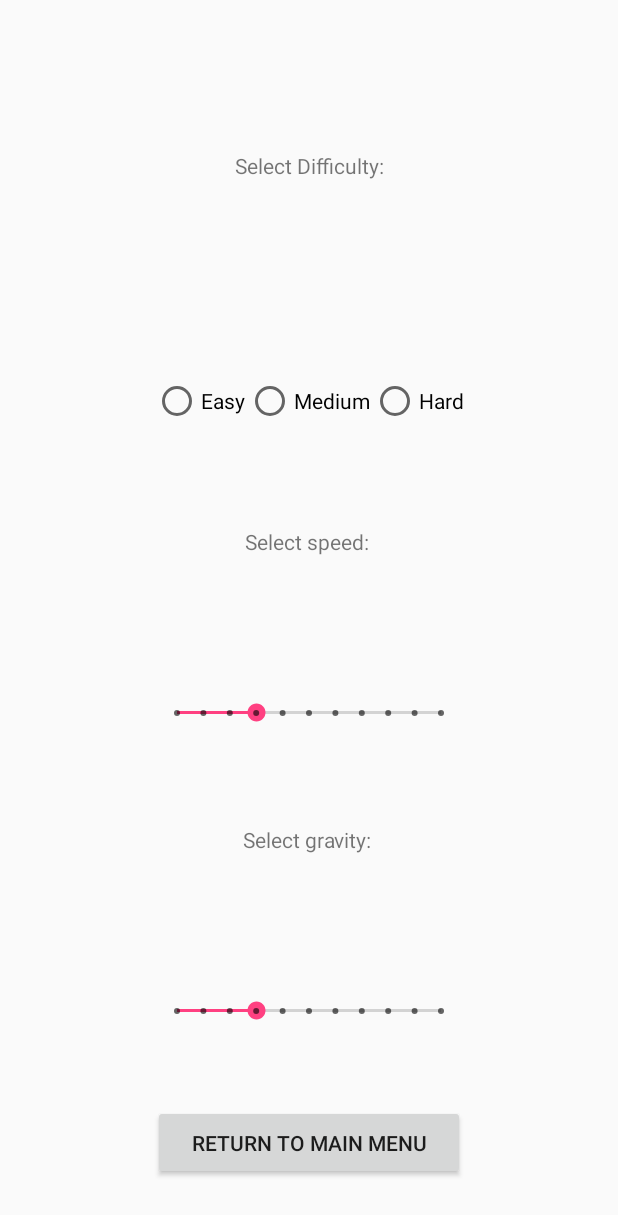
After one commit to septianrazi/SpaceCrusaders, an Android app: the OptionsActivity screen opened directly, with no data from a screen before it, on a phone screen of 412 x 824 dp. The commit adds this screen. Shown: the top 1215 px of the screen. Run offline under Robolectric (Android 15) with nearby library versions, the phone set to English and light mode, and no system bars.

Commit message:
Made the options button in main menu functional

```diff
--- a/app/src/main/AndroidManifest.xml
+++ b/app/src/main/AndroidManifest.xml
@@ -18,6 +18,7 @@
         </activity>
         <activity android:name=".GameActivity"></activity>
         <activity android:name=".InstructionsActivity"></activity>
+        <activity android:name=".OptionsActivity"></activity>
     </application>
 
 </manifest>
--- a/app/src/main/java/com/example/comp2100/retrogame2018s1/MainMenuActivity.java
+++ b/app/src/main/java/com/example/comp2100/retrogame2018s1/MainMenuActivity.java
@@ -37,6 +37,12 @@ public class MainMenuActivity extends AppCompatActivity {
              }
          });
 
+         button_options.setOnClickListener(new View.OnClickListener() {
+             @Override
+             public void onClick(View view) {
+                 startActivity(new Intent(MainMenuActivity.this, OptionsActivity.class));
+             }
+         });
 
         button_exit.setOnClickListener(new View.OnClickListener() {
             public void onClick(View v) {
--- /dev/null
+++ b/app/src/main/java/com/example/comp2100/retrogame2018s1/OptionsActivity.java
@@ -0,0 +1,23 @@
+package com.example.comp2100.retrogame2018s1;
+
+import android.os.Bundle;
+import android.support.v7.app.AppCompatActivity;
+import android.view.View;
+import android.widget.Button;
+
+public class OptionsActivity extends AppCompatActivity {
+
+    @Override
+    protected void onCreate(Bundle savedInstances){
+        super.onCreate(savedInstances);
+        setContentView(R.layout.activity_options);
+
+        final Button button_return_2 = findViewById(R.id.btn_returnFromOptions);
+        button_return_2.setOnClickListener(new View.OnClickListener() {
+            @Override
+            public void onClick(View view) {
+                System.exit(0);
+            }
+        });
+    }
+}
--- a/app/src/main/res/layout/activity_instructions.xml
+++ b/app/src/main/res/layout/activity_instructions.xml
@@ -17,6 +17,7 @@
         android:layout_marginStart="24dp"
         android:layout_marginTop="24dp"
         android:text="\n \n \n \n How to start the game: \n Begin the game by tapping anywhere on the screen. \n \n How to play: \n You can only control the jumping of the spaceship. You can jump by tapping anywhere on the screen. Two consecutive taps  imply double the height. No tapping would result in a fall downwards due to gravity. \n \n Goal of the game: \n The aim of the game is to avoid all the obstructions by jumping strategially. If the player touches the obstacle, the game is over. This is an infinite game and hence, the real goal is to get as high a score as possible."
+        android:gravity="center_horizontal"
         app:layout_constraintBottom_toTopOf="@+id/btn_return"
         app:layout_constraintEnd_toEndOf="parent"
         app:layout_constraintStart_toStartOf="parent"
--- a/app/src/main/res/layout/activity_main_menu.xml
+++ b/app/src/main/res/layout/activity_main_menu.xml
@@ -55,6 +55,7 @@
             android:layout_height="wrap_content"
             android:fontFamily="casual"
             android:text="Welcome to Space Invaders 2!"
+            android:gravity="center_horizontal"
             android:textSize="24sp"
             android:visibility="visible"
             tools:text="Welcome to Space Invaders 2!" />
--- /dev/null
+++ b/app/src/main/res/layout/activity_options.xml
@@ -0,0 +1,148 @@
+<?xml version="1.0" encoding="utf-8"?>
+<android.support.constraint.ConstraintLayout xmlns:android="http://schemas.android.com/apk/res/android"
+    xmlns:app="http://schemas.android.com/apk/res-auto"
+    xmlns:tools="http://schemas.android.com/tools"
+    android:layout_width="match_parent"
+    android:layout_height="match_parent"
+    tools:context="com.example.comp2100.retrogame2018s1.InstructionsActivity">
+
+
+    <SeekBar
+        android:id="@+id/seekBar"
+        style="@style/Widget.AppCompat.SeekBar.Discrete"
+        android:layout_width="208dp"
+        android:layout_height="50dp"
+        android:layout_marginBottom="24dp"
+        android:layout_marginEnd="24dp"
+        android:layout_marginLeft="24dp"
+        android:layout_marginRight="24dp"
+        android:layout_marginStart="24dp"
+        android:layout_marginTop="24dp"
+        android:max="10"
+        android:progress="3"
+        app:layout_constraintBottom_toTopOf="@+id/seekBar3"
+        app:layout_constraintEnd_toEndOf="parent"
+        app:layout_constraintStart_toStartOf="parent"
+        app:layout_constraintTop_toBottomOf="@+id/group_difficulty" />
+
+    <SeekBar
+        android:id="@+id/seekBar3"
+        style="@style/Widget.AppCompat.SeekBar.Discrete"
+        android:layout_width="208dp"
+        android:layout_height="50dp"
+        android:layout_marginBottom="24dp"
+        android:layout_marginEnd="24dp"
+        android:layout_marginLeft="24dp"
+        android:layout_marginRight="24dp"
+        android:layout_marginStart="24dp"
+        android:layout_marginTop="24dp"
+        android:max="10"
+        android:progress="3"
+        app:layout_constraintBottom_toBottomOf="parent"
+        app:layout_constraintEnd_toEndOf="parent"
+        app:layout_constraintStart_toStartOf="parent"
+        app:layout_constraintTop_toBottomOf="@+id/seekBar" />
+
+    <RadioGroup
+        android:id="@+id/group_difficulty"
+        android:layout_width="208dp"
+        android:layout_height="50dp"
+        android:layout_marginBottom="24dp"
+        android:layout_marginEnd="24dp"
+        android:layout_marginLeft="24dp"
+        android:layout_marginRight="24dp"
+        android:layout_marginStart="24dp"
+        android:orientation="horizontal"
+        app:layout_constraintBottom_toTopOf="@+id/seekBar"
+        app:layout_constraintEnd_toEndOf="parent"
+        app:layout_constraintStart_toStartOf="parent"
+        app:layout_constraintTop_toBottomOf="@+id/txt_difficulty">
+
+        <RadioButton
+            android:id="@+id/btn_easy"
+            android:layout_width="wrap_content"
+            android:layout_height="wrap_content"
+            android:layout_weight="1"
+            android:text="Easy" />
+
+        <RadioButton
+            android:id="@+id/btn_medium"
+            android:layout_width="wrap_content"
+            android:layout_height="wrap_content"
+            android:layout_weight="1"
+            android:text="Medium" />
+
+        <RadioButton
+            android:id="@+id/btn_hard"
+            android:layout_width="wrap_content"
+            android:layout_height="wrap_content"
+            android:layout_weight="1"
+            android:text="Hard" />
+    </RadioGroup>
+
+    <TextView
+        android:id="@+id/txt_difficulty"
+        android:layout_width="208dp"
+        android:layout_height="50dp"
+        android:layout_marginEnd="24dp"
+        android:layout_marginLeft="24dp"
+        android:layout_marginRight="24dp"
+        android:layout_marginStart="24dp"
+        android:gravity="center_horizontal"
+        android:text="Select Difficulty:"
+        app:layout_constraintBottom_toTopOf="@+id/group_difficulty"
+        app:layout_constraintEnd_toEndOf="parent"
+        app:layout_constraintStart_toStartOf="parent"
+        app:layout_constraintTop_toTopOf="parent" />
+
+    <TextView
+        android:id="@+id/txt_speed"
+        android:layout_width="208dp"
+        android:layout_height="50dp"
+        android:layout_marginBottom="24dp"
+        android:layout_marginEnd="24dp"
+        android:layout_marginLeft="24dp"
+        android:layout_marginRight="24dp"
+        android:layout_marginStart="24dp"
+        android:layout_marginTop="24dp"
+        android:gravity="center_horizontal"
+        android:text="Select speed: "
+        app:layout_constraintBottom_toTopOf="@+id/seekBar"
+        app:layout_constraintEnd_toEndOf="parent"
+        app:layout_constraintStart_toStartOf="parent"
+        app:layout_constraintTop_toBottomOf="@+id/group_difficulty" />
+
+    <TextView
+        android:id="@+id/textView3"
+        android:layout_width="208dp"
+        android:layout_height="50dp"
+        android:layout_marginBottom="24dp"
+        android:layout_marginEnd="24dp"
+        android:layout_marginLeft="24dp"
+        android:layout_marginRight="24dp"
+        android:layout_marginStart="24dp"
+        android:layout_marginTop="24dp"
+        android:gravity="center_horizontal"
+        android:text="Select gravity: "
+        app:layout_constraintBottom_toTopOf="@+id/seekBar3"
+        app:layout_constraintEnd_toEndOf="parent"
+        app:layout_constraintStart_toStartOf="parent"
+        app:layout_constraintTop_toBottomOf="@+id/seekBar" />
+
+    <Button
+        android:id="@+id/btn_returnFromOptions"
+        android:layout_width="208dp"
+        android:layout_height="50dp"
+        android:layout_marginBottom="24dp"
+        android:layout_marginEnd="24dp"
+        android:layout_marginLeft="24dp"
+        android:layout_marginRight="24dp"
+        android:layout_marginStart="24dp"
+        android:layout_marginTop="24dp"
+        android:text="Return To Main Menu"
+        app:layout_constraintBottom_toBottomOf="parent"
+        app:layout_constraintEnd_toEndOf="parent"
+        app:layout_constraintStart_toStartOf="parent"
+        app:layout_constraintTop_toBottomOf="@+id/seekBar3" />
+
+</android.support.constraint.ConstraintLayout>
```
